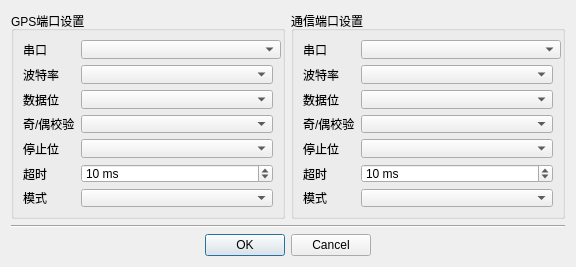
First picture: the form in mac/examples/GasInfo/DeviceDialog.ui, repository Quenii/ADCEVM, before the edit.
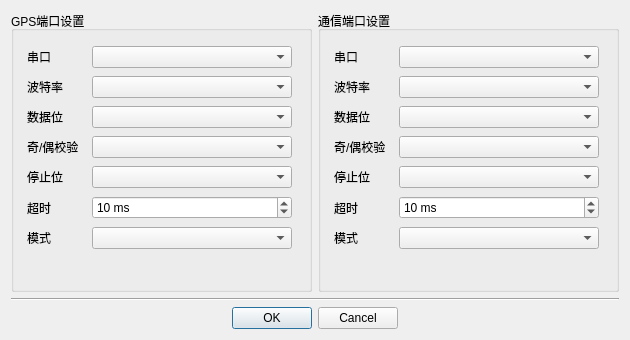
Second picture: the form after the edit.

Commit message: How do i connect a signal in QTermDatahandler to the slot in MainWindow?

```diff
--- a/mac/examples/GasInfo/DeviceDialog.ui
+++ b/mac/examples/GasInfo/DeviceDialog.ui
@@ -6,146 +6,35 @@
    <rect>
     <x>0</x>
     <y>0</y>
-    <width>576</width>
-    <height>267</height>
+    <width>630</width>
+    <height>340</height>
    </rect>
   </property>
-  <property name="minimumSize">
-   <size>
-    <width>576</width>
-    <height>267</height>
-   </size>
-  </property>
   <property name="maximumSize">
    <size>
-    <width>576</width>
-    <height>267</height>
+    <width>630</width>
+    <height>400</height>
    </size>
   </property>
   <property name="windowTitle">
    <string>Zigbee Devices Setting</string>
   </property>
   <layout class="QGridLayout" name="gridLayout_2">
-   <item row="0" column="0">
-    <widget class="QGroupBox" name="groupBox_2">
-     <property name="title">
-      <string>GPS端口设置</string>
-     </property>
-     <layout class="QVBoxLayout" name="verticalLayout_3">
-      <item>
-       <layout class="QGridLayout" name="gridLayout_4">
-        <item row="0" column="0">
-         <widget class="QLabel" name="label_15">
-          <property name="text">
-           <string>串口</string>
-          </property>
-         </widget>
-        </item>
-        <item row="0" column="1">
-         <widget class="QComboBox" name="portBoxGps">
-          <property name="sizePolicy">
-           <sizepolicy hsizetype="Minimum" vsizetype="Fixed">
-            <horstretch>0</horstretch>
-            <verstretch>0</verstretch>
-           </sizepolicy>
-          </property>
-          <property name="minimumSize">
-           <size>
-            <width>200</width>
-            <height>0</height>
-           </size>
-          </property>
-         </widget>
-        </item>
-        <item row="1" column="0">
-         <widget class="QLabel" name="label_16">
-          <property name="text">
-           <string>波特率</string>
-          </property>
-         </widget>
-        </item>
-        <item row="1" column="1">
-         <widget class="QComboBox" name="baudRateBoxGps"/>
-        </item>
-        <item row="2" column="0">
-         <widget class="QLabel" name="label_17">
-          <property name="text">
-           <string>数据位</string>
-          </property>
-         </widget>
-        </item>
-        <item row="2" column="1">
-         <widget class="QComboBox" name="dataBitsBoxGps"/>
-        </item>
-        <item row="3" column="0">
-         <widget class="QLabel" name="label_18">
-          <property name="text">
-           <string>奇/偶校验</string>
-          </property>
-         </widget>
-        </item>
-        <item row="3" column="1">
-         <widget class="QComboBox" name="parityBoxGps"/>
-        </item>
-        <item row="4" column="0">
-         <widget class="QLabel" name="label_19">
-          <property name="text">
-           <string>停止位</string>
-          </property>
-         </widget>
-        </item>
-        <item row="4" column="1">
-         <widget class="QComboBox" name="stopBitsBoxGps"/>
-        </item>
-        <item row="5" column="0">
-         <widget class="QLabel" name="label_20">
-          <property name="text">
-           <string>超时</string>
-          </property>
-         </widget>
-        </item>
-        <item row="5" column="1">
-         <widget class="QSpinBox" name="timeoutBoxGps">
-          <property name="suffix">
-           <string> ms</string>
-          </property>
-          <property name="minimum">
-           <number>-1</number>
-          </property>
-          <property name="maximum">
-           <number>10000</number>
-          </property>
-          <property name="singleStep">
-           <number>10</number>
-          </property>
-          <property name="value">
-           <number>10</number>
-          </property>
-         </widget>
-        </item>
-        <item row="6" column="0">
-         <widget class="QLabel" name="label_21">
-          <property name="text">
-           <string>模式</string>
-          </property>
-         </widget>
-        </item>
-        <item row="6" column="1">
-         <widget class="QComboBox" name="queryModeBoxGps"/>
-        </item>
-       </layout>
-      </item>
-     </layout>
-    </widget>
-   </item>
    <item row="0" column="1">
     <widget class="QGroupBox" name="groupBox">
      <property name="title">
       <string>通信端口设置</string>
      </property>
-     <layout class="QVBoxLayout" name="verticalLayout_2">
-      <item>
-       <layout class="QGridLayout" name="gridLayout">
+     <widget class="QWidget" name="">
+      <property name="geometry">
+       <rect>
+        <x>16</x>
+        <y>33</y>
+        <width>265</width>
+        <height>211</height>
+       </rect>
+      </property>
+      <layout class="QGridLayout" name="gridLayout_3">
         <item row="0" column="0">
          <widget class="QLabel" name="label">
           <property name="text">
@@ -246,8 +135,7 @@
          <widget class="QComboBox" name="queryModeBox"/>
         </item>
        </layout>
-      </item>
-     </layout>
+     </widget>
     </widget>
    </item>
    <item row="1" column="0" colspan="2">
@@ -270,6 +158,124 @@
      </property>
     </widget>
    </item>
+   <item row="0" column="0">
+    <widget class="QGroupBox" name="groupBox_2">
+     <property name="title">
+      <string>GPS端口设置</string>
+     </property>
+     <widget class="QWidget" name="">
+      <property name="geometry">
+       <rect>
+        <x>16</x>
+        <y>33</y>
+        <width>265</width>
+        <height>211</height>
+       </rect>
+      </property>
+      <layout class="QGridLayout" name="gridLayout">
+       <item row="0" column="0">
+        <widget class="QLabel" name="label_15">
+         <property name="text">
+          <string>串口</string>
+         </property>
+        </widget>
+       </item>
+       <item row="0" column="1">
+        <widget class="QComboBox" name="portBoxGps">
+         <property name="sizePolicy">
+          <sizepolicy hsizetype="Minimum" vsizetype="Fixed">
+           <horstretch>0</horstretch>
+           <verstretch>0</verstretch>
+          </sizepolicy>
+         </property>
+         <property name="minimumSize">
+          <size>
+           <width>200</width>
+           <height>0</height>
+          </size>
+         </property>
+        </widget>
+       </item>
+       <item row="1" column="0">
+        <widget class="QLabel" name="label_16">
+         <property name="text">
+          <string>波特率</string>
+         </property>
+        </widget>
+       </item>
+       <item row="1" column="1">
+        <widget class="QComboBox" name="baudRateBoxGps"/>
+       </item>
+       <item row="2" column="0">
+        <widget class="QLabel" name="label_17">
+         <property name="text">
+          <string>数据位</string>
+         </property>
+        </widget>
+       </item>
+       <item row="2" column="1">
+        <widget class="QComboBox" name="dataBitsBoxGps"/>
+       </item>
+       <item row="3" column="0">
+        <widget class="QLabel" name="label_18">
+         <property name="text">
+          <string>奇/偶校验</string>
+         </property>
+        </widget>
+       </item>
+       <item row="3" column="1">
+        <widget class="QComboBox" name="parityBoxGps"/>
+       </item>
+       <item row="4" column="0">
+        <widget class="QLabel" name="label_19">
+         <property name="text">
+          <string>停止位</string>
+         </property>
+        </widget>
+       </item>
+       <item row="4" column="1">
+        <widget class="QComboBox" name="stopBitsBoxGps"/>
+       </item>
+       <item row="5" column="0">
+        <widget class="QLabel" name="label_20">
+         <property name="text">
+          <string>超时</string>
+         </property>
+        </widget>
+       </item>
+       <item row="5" column="1">
+        <widget class="QSpinBox" name="timeoutBoxGps">
+         <property name="suffix">
+          <string> ms</string>
+         </property>
+         <property name="minimum">
+          <number>-1</number>
+         </property>
+         <property name="maximum">
+          <number>10000</number>
+         </property>
+         <property name="singleStep">
+          <number>10</number>
+         </property>
+         <property name="value">
+          <number>10</number>
+         </property>
+        </widget>
+       </item>
+       <item row="6" column="0">
+        <widget class="QLabel" name="label_21">
+         <property name="text">
+          <string>模式</string>
+         </property>
+        </widget>
+       </item>
+       <item row="6" column="1">
+        <widget class="QComboBox" name="queryModeBoxGps"/>
+       </item>
+      </layout>
+     </widget>
+    </widget>
+   </item>
   </layout>
  </widget>
  <resources/>
```
Lines whose indentation alone changed are shown as unchanged. The commit also changes 2 other files.
